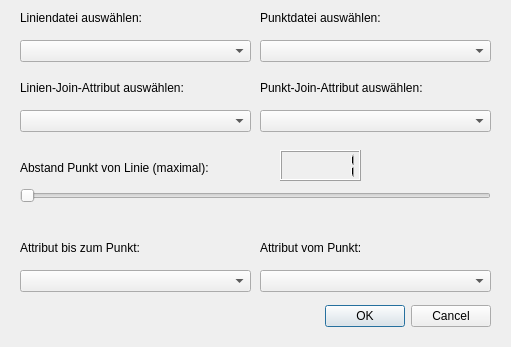
First picture: the form in SplitLines_dialog_base.ui, repository rolfp01/SplitLines, before the edit.
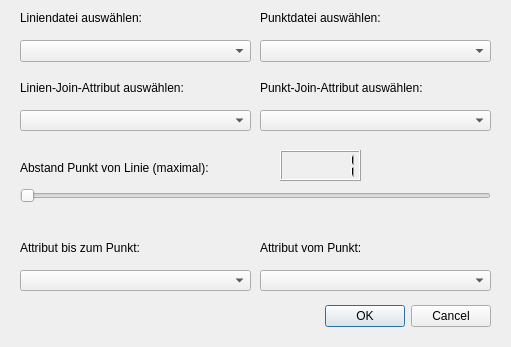
Second picture: the form after the edit. Custom widgets are drawn as their Qt base class.

```diff
--- a/SplitLines_dialog_base.ui
+++ b/SplitLines_dialog_base.ui
@@ -75,26 +75,6 @@
     <string>Punktdatei auswählen:</string>
    </property>
   </widget>
-  <widget class="QComboBox" name="LinienAttribut">
-   <property name="geometry">
-    <rect>
-     <x>20</x>
-     <y>110</y>
-     <width>231</width>
-     <height>22</height>
-    </rect>
-   </property>
-  </widget>
-  <widget class="QComboBox" name="PunktAttribut">
-   <property name="geometry">
-    <rect>
-     <x>260</x>
-     <y>110</y>
-     <width>231</width>
-     <height>22</height>
-    </rect>
-   </property>
-  </widget>
   <widget class="QLabel" name="label_3">
    <property name="geometry">
     <rect>
@@ -121,26 +101,6 @@
     <string>Punkt-Join-Attribut auswählen:</string>
    </property>
   </widget>
-  <widget class="QComboBox" name="attributToPoint">
-   <property name="geometry">
-    <rect>
-     <x>20</x>
-     <y>270</y>
-     <width>231</width>
-     <height>22</height>
-    </rect>
-   </property>
-  </widget>
-  <widget class="QComboBox" name="attributFromPoint">
-   <property name="geometry">
-    <rect>
-     <x>260</x>
-     <y>270</y>
-     <width>231</width>
-     <height>22</height>
-    </rect>
-   </property>
-  </widget>
   <widget class="QSlider" name="DistanceSelect">
    <property name="geometry">
     <rect>
@@ -232,8 +192,53 @@
     <number>1</number>
    </property>
   </widget>
+  <widget class="QgsFieldComboBox" name="LineAttribut">
+   <property name="geometry">
+    <rect>
+     <x>20</x>
+     <y>110</y>
+     <width>231</width>
+     <height>21</height>
+    </rect>
+   </property>
+  </widget>
+  <widget class="QgsFieldComboBox" name="PointAttribut">
+   <property name="geometry">
+    <rect>
+     <x>260</x>
+     <y>110</y>
+     <width>231</width>
+     <height>21</height>
+    </rect>
+   </property>
+  </widget>
+  <widget class="QgsFieldComboBox" name="attributToPoint">
+   <property name="geometry">
+    <rect>
+     <x>20</x>
+     <y>270</y>
+     <width>231</width>
+     <height>21</height>
+    </rect>
+   </property>
+  </widget>
+  <widget class="QgsFieldComboBox" name="attributFromPoint">
+   <property name="geometry">
+    <rect>
+     <x>260</x>
+     <y>270</y>
+     <width>231</width>
+     <height>21</height>
+    </rect>
+   </property>
+  </widget>
  </widget>
  <customwidgets>
+  <customwidget>
+   <class>QgsFieldComboBox</class>
+   <extends>QComboBox</extends>
+   <header>qgsfieldcombobox.h</header>
+  </customwidget>
   <customwidget>
    <class>QgsMapLayerComboBox</class>
    <extends>QComboBox</extends>
```
